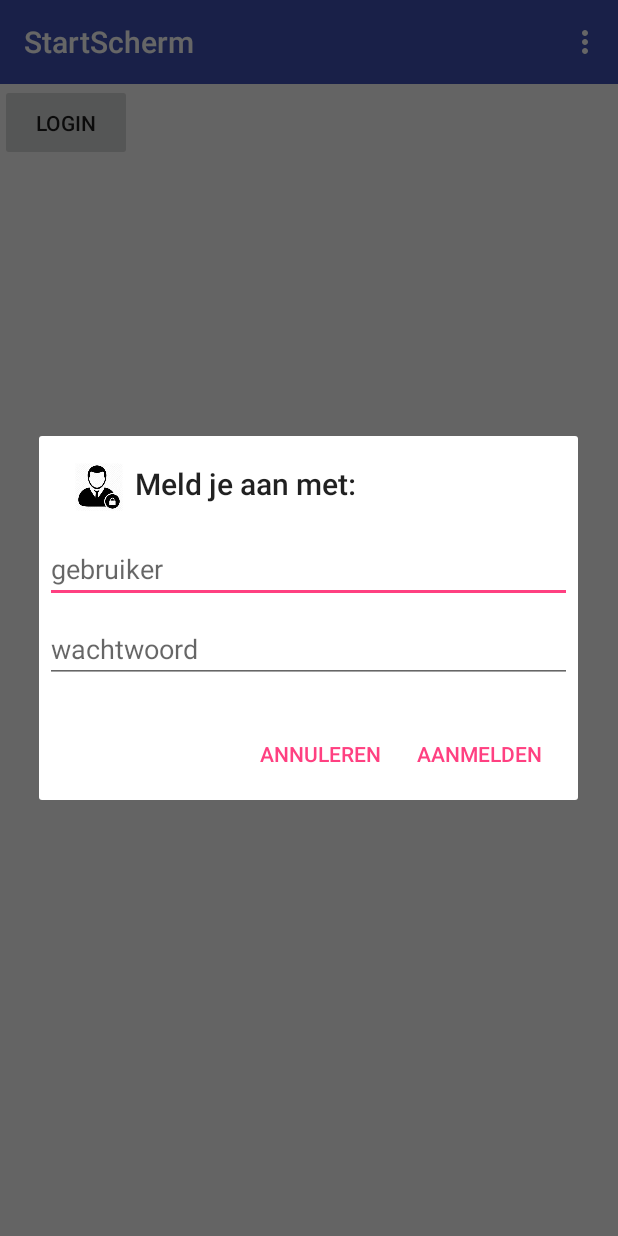
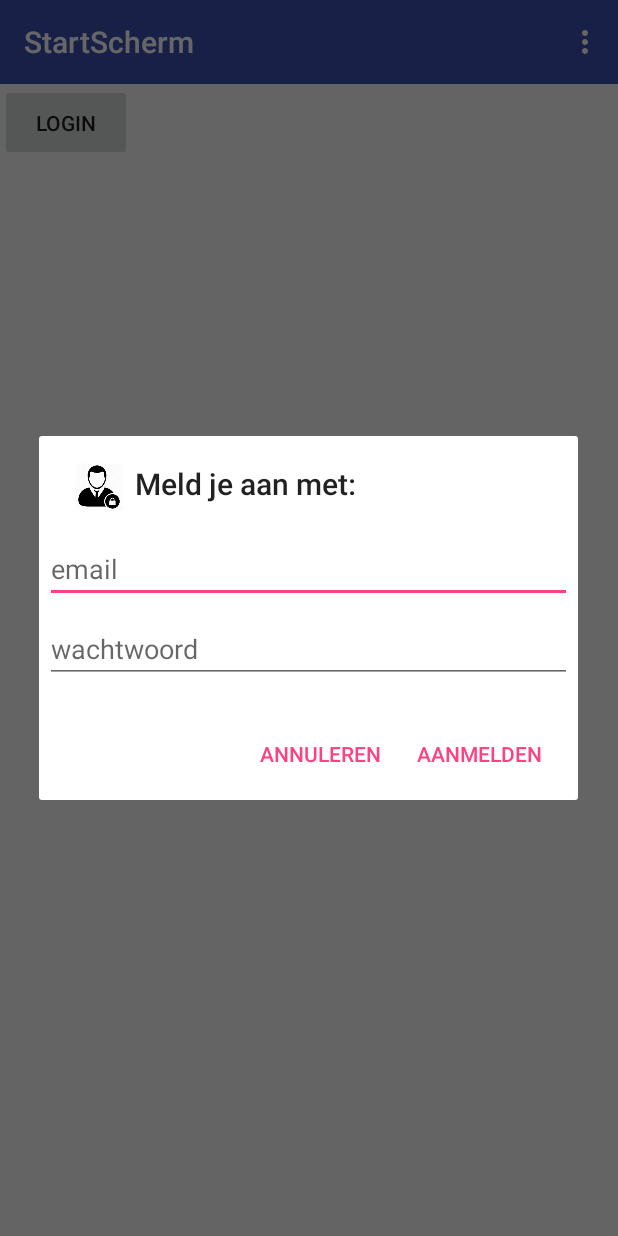
Before and after one commit to WouterDeLaet/Logopedie_2_Andreas_Aerts_Wouter_De_Laet, an Android app: the screen it shows after launch (StartScherm), after a tap on "LOGIN", on a phone screen of 412 x 824 dp. Run offline under Robolectric (Android 15) with nearby library versions, the phone set to English and light mode, and no system bars.

```diff
--- a/app/src/main/AndroidManifest.xml
+++ b/app/src/main/AndroidManifest.xml
@@ -1,7 +1,6 @@
 <?xml version="1.0" encoding="utf-8"?>
 <manifest xmlns:android="http://schemas.android.com/apk/res/android"
     package="be.thomasmore.logopedie_2_andreas_aerst_wouter_de_laet">
-    <uses-sdk android:minSdkVersion="15"/>
 
     <application
         android:allowBackup="true"
--- a/app/src/main/res/layout/content_start_scherm.xml
+++ b/app/src/main/res/layout/content_start_scherm.xml
@@ -28,16 +28,6 @@
             android:scaleType="fitCenter"
             android:text="@string/dialog_loginButton" />
 
-        <Button
-            android:id="@+id/registerBtn"
-            android:layout_width="wrap_content"
-            android:layout_height="wrap_content"
-            android:onClick="onButtonClick"
-            android:padding="16dp"
-            android:scaleType="fitCenter"
-            android:text="@string/dialog_registerButton"
-            android:visibility="invisible" />
-
         <TextView
             android:id="@+id/user"
             android:layout_width="wrap_content"
--- a/app/src/main/res/values/strings.xml
+++ b/app/src/main/res/values/strings.xml
@@ -2,7 +2,7 @@
     <string name="app_name">Logopedie_2_Andreas_Aerst_Wouter_De_Laet</string>
     <string name="action_settings">Settings</string>
     <string name="title_activity_start_scherm">StartScherm</string>
-    <string name="dialog_username">gebruiker</string>
+    <string name="dialog_username">email</string>
     <string name="dialog_password">wachtwoord</string>
     <string name="dialog_ok">OK</string>
     <string name="dialog_aanmelden">Aanmelden</string>
```
Also changed, not shown: app/src/main/java/be/thomasmore/logopedie_2_andreas_aerst_wouter_de_laet/DatabaseHelper.java (+2 -24 lines), app/src/main/java/be/thomasmore/logopedie_2_andreas_aerst_wouter_de_laet/StartScherm.java (+9 -4 lines).
